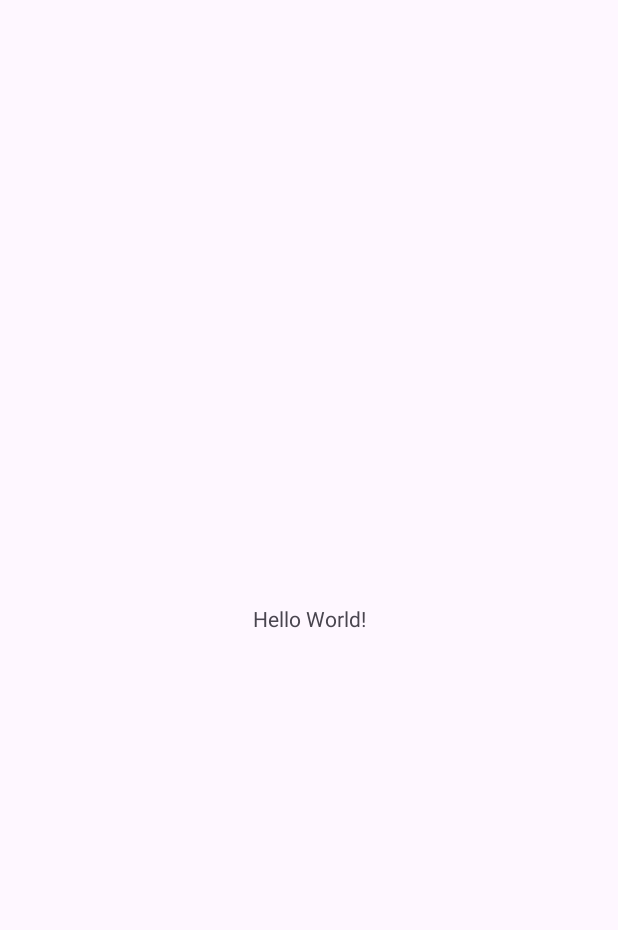
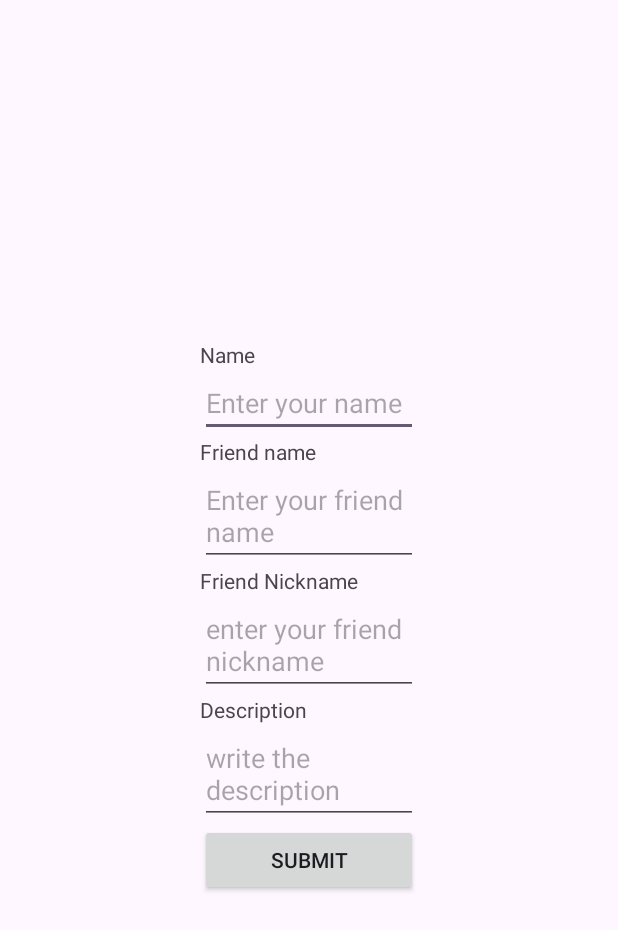
Before and after one commit to nandapradeep14/FriendsApp, an Android app: the screen it shows after launch (MainActivity), on a phone screen of 412 x 824 dp. Before the commit the part shown is almost empty. Shown: the top 930 px of the screen. Run offline under Robolectric (Android 15) with nearby library versions, the phone set to English and light mode, and no system bars; our stand-ins replace Volley.

Commit message:
project updated

```diff
--- a/app/build.gradle.kts
+++ b/app/build.gradle.kts
@@ -33,6 +33,7 @@ android {
 
 dependencies {
 
+    implementation("com.android.volley:volley:1.2.1")
     implementation(libs.appcompat)
     implementation(libs.material)
     implementation(libs.activity)
--- a/app/src/main/AndroidManifest.xml
+++ b/app/src/main/AndroidManifest.xml
@@ -1,8 +1,10 @@
 <?xml version="1.0" encoding="utf-8"?>
 <manifest xmlns:android="http://schemas.android.com/apk/res/android"
     xmlns:tools="http://schemas.android.com/tools">
+    <uses-permission android:name="android.permission.INTERNET"/>
 
     <application
+        android:usesCleartextTraffic="true"
         android:allowBackup="true"
         android:dataExtractionRules="@xml/data_extraction_rules"
         android:fullBackupContent="@xml/backup_rules"
--- a/app/src/main/java/com/nanda/friendsapp/MainActivity.java
+++ b/app/src/main/java/com/nanda/friendsapp/MainActivity.java
@@ -1,24 +1,94 @@
 package com.nanda.friendsapp;
 
 import android.os.Bundle;
+import android.view.View;
+import android.widget.EditText;
+import android.widget.Toast;
 
 import androidx.activity.EdgeToEdge;
 import androidx.appcompat.app.AppCompatActivity;
+import androidx.appcompat.widget.AppCompatButton;
 import androidx.core.graphics.Insets;
 import androidx.core.view.ViewCompat;
 import androidx.core.view.WindowInsetsCompat;
 
+import com.android.volley.Request;
+import com.android.volley.RequestQueue;
+import com.android.volley.Response;
+import com.android.volley.VolleyError;
+import com.android.volley.toolbox.JsonObjectRequest;
+import com.android.volley.toolbox.Volley;
+
+import org.json.JSONException;
+import org.json.JSONObject;
+
+import java.util.jar.Attributes;
+
 public class MainActivity extends AppCompatActivity {
+    EditText ed1,ed2,ed3,ed4;
+    AppCompatButton b1;
+    String apiurl="https://friendsapi-re5a.onrender.com/adddata";
 
     @Override
+
     protected void onCreate(Bundle savedInstanceState) {
         super.onCreate(savedInstanceState);
         EdgeToEdge.enable(this);
         setContentView(R.layout.activity_main);
-        ViewCompat.setOnApplyWindowInsetsListener(findViewById(R.id.main), (v, insets) -> {
-            Insets systemBars = insets.getInsets(WindowInsetsCompat.Type.systemBars());
-            v.setPadding(systemBars.left, systemBars.top, systemBars.right, systemBars.bottom);
-            return insets;
+        ed1=(EditText) findViewById(R.id.name);
+        ed2=(EditText) findViewById(R.id.fname);
+        ed3=(EditText) findViewById(R.id.fnick);
+        ed4=(EditText) findViewById(R.id.des);
+        b1=(AppCompatButton) findViewById(R.id.sub);
+        b1.setOnClickListener(new View.OnClickListener() {
+            @Override
+            public void onClick(View v) {
+                String getName=ed1.getText().toString();
+                String getFname=ed2.getText().toString();
+                String getFnickname=ed3.getText().toString();
+                String getDesc=ed4.getText().toString();
+                Toast.makeText(getApplicationContext(),getName+getFname+getFnickname+getDesc,Toast.LENGTH_LONG).show();
+                JSONObject friend=new JSONObject();
+                try {
+                    friend.put("name", getName);
+                    friend.put("friendName",getFname);
+                    friend.put("friendNickName",getFnickname);
+                    friend.put("DescribeYourFriend",getDesc);
+
+                } catch (JSONException e) {
+                    throw new RuntimeException(e);
+                }
+
+                JsonObjectRequest jsonObjectRequest=new JsonObjectRequest(
+                        Request.Method.POST,
+                        apiurl,
+                        friend,
+                        new Response.Listener<JSONObject>() {
+                            @Override
+                            public void onResponse(JSONObject response) {
+                                Toast.makeText(getApplicationContext(), "succesfully added", Toast.LENGTH_LONG).show();
+
+                            }
+
+                        },
+                        new Response.ErrorListener() {
+                            @Override
+                            public void onErrorResponse(VolleyError error) {
+                                Toast.makeText(getApplicationContext(), "something went wrong", Toast.LENGTH_LONG).show();
+                            }
+                        });
+
+
+                            RequestQueue requestQueue= Volley.newRequestQueue(getApplicationContext());
+            requestQueue.add(jsonObjectRequest);
+
+
+            }
+
         });
+
+
+
+
     }
 }
--- a/app/src/main/res/layout/activity_main.xml
+++ b/app/src/main/res/layout/activity_main.xml
@@ -1,19 +1,52 @@
-<?xml version="1.0" encoding="utf-8"?>
-<androidx.constraintlayout.widget.ConstraintLayout xmlns:android="http://schemas.android.com/apk/res/android"
-    xmlns:app="http://schemas.android.com/apk/res-auto"
-    xmlns:tools="http://schemas.android.com/tools"
-    android:id="@+id/main"
+<LinearLayout android:layout_height="match_parent"
     android:layout_width="match_parent"
-    android:layout_height="match_parent"
-    tools:context=".MainActivity">
+    android:orientation="vertical"
+    android:gravity="center"
+    android:padding="200px"
+    xmlns:android="http://schemas.android.com/apk/res/android">
+    <TextView
+        android:layout_width="match_parent"
+        android:layout_height="wrap_content"
+        android:text="Name"/>
+    <EditText
+        android:layout_width="match_parent"
+        android:layout_height="wrap_content"
+        android:id="@+id/name"
+        android:hint="Enter your name"/>
+    <TextView
+        android:layout_width="match_parent"
+        android:layout_height="wrap_content"
+        android:text="Friend name"
+        />
+    <EditText
+        android:layout_width="match_parent"
+        android:layout_height="wrap_content"
+        android:hint="Enter your friend name"
+        android:id="@+id/fname"/>
+    <TextView
+        android:layout_width="match_parent"
+        android:layout_height="wrap_content"
+        android:text="Friend Nickname"
+        />
+    <EditText
+        android:layout_width="match_parent"
+        android:layout_height="wrap_content"
+        android:hint="enter your friend nickname"
+        android:id="@+id/fnick"/>
+    <TextView
+        android:layout_width="match_parent"
+        android:layout_height="wrap_content"
+        android:text="Description"
+        />
+    <EditText
+        android:layout_width="match_parent"
+        android:layout_height="wrap_content"
+        android:hint="write the description"
+        android:id="@+id/des"/>
+    <androidx.appcompat.widget.AppCompatButton
+        android:layout_width="match_parent"
+        android:layout_height="wrap_content"
+        android:text="submit"
+        android:id="@+id/sub"/>
 
-    <TextView
-        android:layout_width="wrap_content"
-        android:layout_height="wrap_content"
-        android:text="Hello World!"
-        app:layout_constraintBottom_toBottomOf="parent"
-        app:layout_constraintEnd_toEndOf="parent"
-        app:layout_constraintStart_toStartOf="parent"
-        app:layout_constraintTop_toTopOf="parent" />
-
-</androidx.constraintlayout.widget.ConstraintLayout>
+</LinearLayout>
```
